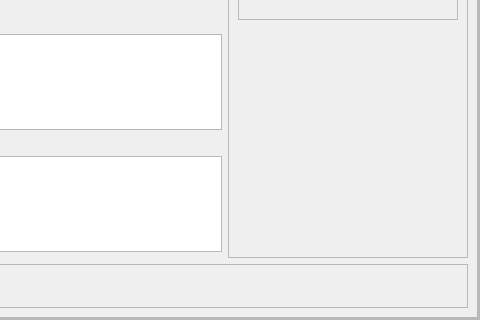
LAngelVp/software-punto-de-venta, file app/View/UserInterfaceUi/UI_AGREGARPRODUCTO.ui: the form before one commit; both pictures show x 691 to 1171 and y 246 to 566 of the 1171 by 566 pixel window.
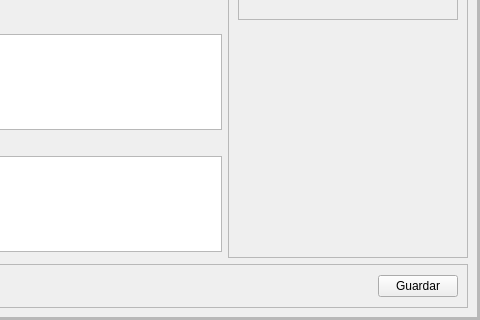
The form after the commit. Icons and pictures are not drawn.

Diff of the .ui file:
```diff
--- a/app/View/UserInterfaceUi/UI_AGREGARPRODUCTO.ui
+++ b/app/View/UserInterfaceUi/UI_AGREGARPRODUCTO.ui
@@ -901,6 +901,16 @@
                   </layout>
                  </widget>
                 </item>
+                <item row="0" column="1" alignment="Qt::AlignRight">
+                 <widget class="QPushButton" name="btn_btn_guardar_producto">
+                  <property name="cursor">
+                   <cursorShape>PointingHandCursor</cursorShape>
+                  </property>
+                  <property name="text">
+                   <string>Guardar</string>
+                  </property>
+                 </widget>
+                </item>
                </layout>
               </widget>
              </item>
```
Left out of the diff: 2 changed lines with no effect on the pictures.
